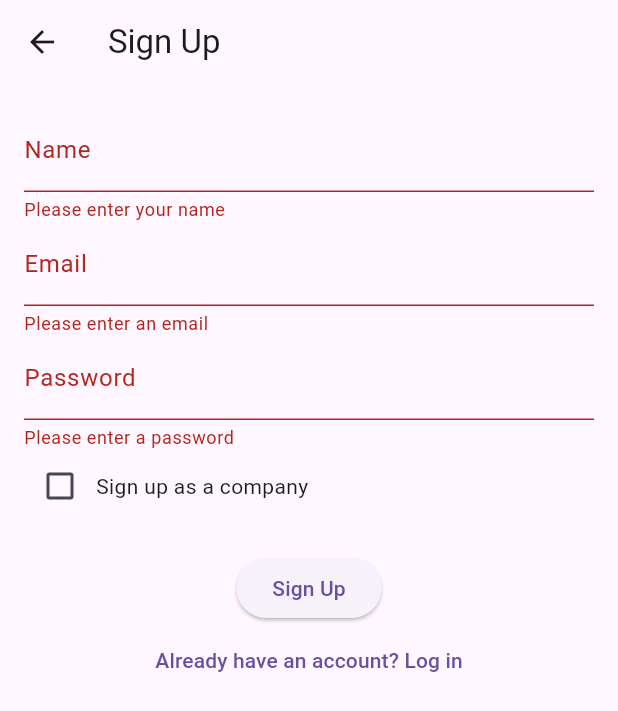
After one commit to smitshah084/JobVerse, a Flutter app: the SignupPage screen opened directly, after a tap on "Sign Up", on a phone screen of 412 x 824 dp. The commit adds this screen. Shown: the top 711 px of the screen. Run offline on Flutter 3.47's test engine with Material 3 defaults, Android fonts, the phone set to English and light mode, and no system bars; our stand-ins replace cloud_firestore, firebase_auth, firebase_core; accounts and stored records are empty; network calls fail.

Commit message:
Added signup page and Company homepage

```diff
--- /dev/null
+++ b/lib/pages/SignupPage.dart
@@ -0,0 +1,125 @@
+import 'package:flutter/material.dart';
+import 'package:job_verse/services/auth.dart';
+import 'login.dart';
+
+class SignupPage extends StatefulWidget {
+  @override
+  _SignupPageState createState() => _SignupPageState();
+}
+
+class _SignupPageState extends State<SignupPage> {
+  final _formKey = GlobalKey<FormState>();
+  final _authService = AuthService();
+
+  String _email = '';
+  String _password = '';
+  String _name = '';
+  bool _isCompany = false;
+  bool _isLoading = false;
+
+  // Function to sign up a user
+  void _submitSignupForm() async {
+    if (_formKey.currentState!.validate()) {
+      setState(() {
+        _isLoading = true;
+      });
+      try {
+        await _authService.signUp(_email, _password, _name,_isCompany , context,);
+        Navigator.pushReplacement(
+          context,
+          MaterialPageRoute(builder: (context) => Login()),
+        );
+      } catch (error) {
+        setState(() {
+          _isLoading = false;
+        });
+      }
+    }
+  }
+
+  @override
+  Widget build(BuildContext context) {
+    return Scaffold(
+      appBar: AppBar(
+        title: Text('Sign Up'),
+      ),
+      body: Padding(
+        padding: EdgeInsets.all(16.0),
+        child: Form(
+          key: _formKey,
+          child: Column(
+            children: [
+              TextFormField(
+                decoration: InputDecoration(labelText: 'Name'),
+                validator: (value) {
+                  if (value == null || value.isEmpty) {
+                    return 'Please enter your name';
+                  }
+                  return null;
+                },
+                onChanged: (value) {
+                  _name = value;
+                },
+              ),
+              TextFormField(
+                decoration: InputDecoration(labelText: 'Email'),
+                keyboardType: TextInputType.emailAddress,
+                validator: (value) {
+                  if (value == null || value.isEmpty) {
+                    return 'Please enter an email';
+                  }
+                  return null;
+                },
+                onChanged: (value) {
+                  _email = value;
+                },
+              ),
+              TextFormField(
+                decoration: InputDecoration(labelText: 'Password'),
+                obscureText: true,
+                validator: (value) {
+                  if (value == null || value.isEmpty) {
+                    return 'Please enter a password';
+                  }
+                  if (value.length < 6) {
+                    return 'Password should be at least 6 characters long';
+                  }
+                  return null;
+                },
+                onChanged: (value) {
+                  _password = value;
+                },
+              ),
+              Row(
+                children: [
+                  Checkbox(
+                    value: _isCompany,
+                    onChanged: (bool? value) {
+                      setState(() {
+                        _isCompany = value ?? false;
+                      });
+                    },
+                  ),
+                  Text('Sign up as a company'),
+                ],
+              ),
+              SizedBox(height: 20),
+              _isLoading
+                  ? CircularProgressIndicator()
+                  : ElevatedButton(
+                onPressed: _submitSignupForm,
+                child: Text('Sign Up'),
+              ),
+              TextButton(
+                onPressed: () {
+                  Navigator.pop(context); // Navigate back to login page
+                },
+                child: Text('Already have an account? Log in'),
+              ),
+            ],
+          ),
+        ),
+      ),
+    );
+  }
+}
```
Also changed, not shown: lib/pages/CompanyHome.dart (added, +73 -0 lines), lib/pages/login.dart (+9 -4 lines), lib/services/auth.dart (+58 -7 lines).
